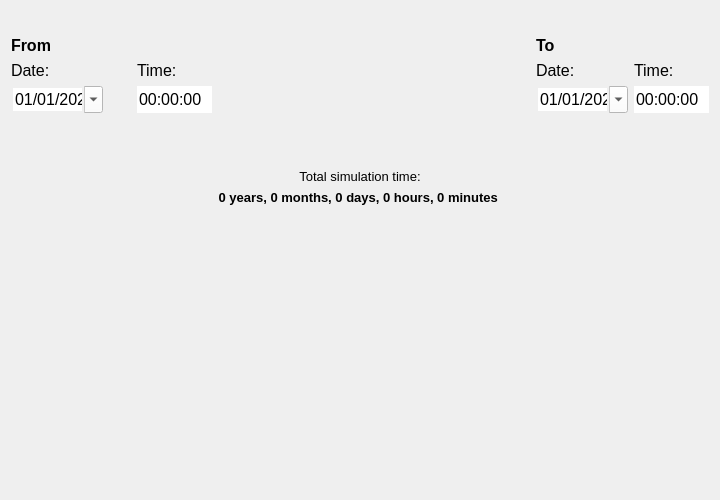
First picture: the form in threedi_api_qgis_client/ui/page_duration.ui, repository nens/threedi-api-qgis-client, before the edit.
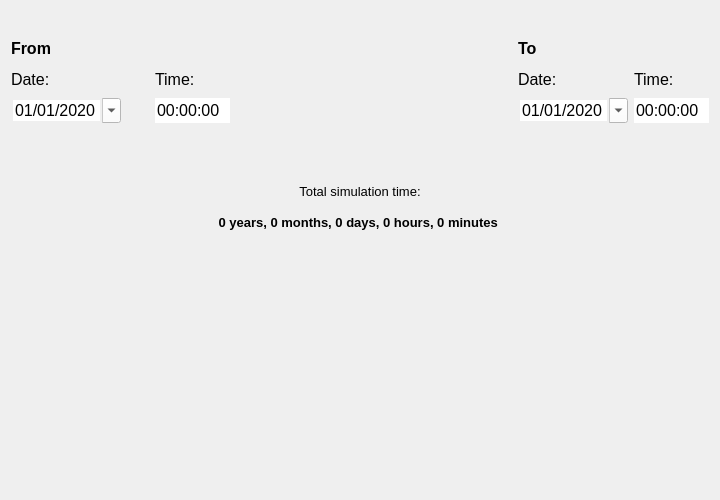
Second picture: the form after the edit.

Diff of the .ui file:
```diff
--- a/threedi_api_qgis_client/ui/page_duration.ui
+++ b/threedi_api_qgis_client/ui/page_duration.ui
@@ -14,7 +14,7 @@
    </rect>
   </property>
   <property name="sizePolicy">
-   <sizepolicy hsizetype="Fixed" vsizetype="Minimum">
+   <sizepolicy hsizetype="Preferred" vsizetype="Minimum">
     <horstretch>0</horstretch>
     <verstretch>0</verstretch>
    </sizepolicy>
@@ -43,6 +43,18 @@
        <verstretch>0</verstretch>
       </sizepolicy>
      </property>
+     <property name="minimumSize">
+      <size>
+       <width>110</width>
+       <height>25</height>
+      </size>
+     </property>
+     <property name="maximumSize">
+      <size>
+       <width>110</width>
+       <height>25</height>
+      </size>
+     </property>
      <property name="font">
       <font>
        <family>Segoe UI</family>
@@ -56,6 +68,18 @@
    </item>
    <item row="2" column="5">
     <widget class="QLabel" name="label_10">
+     <property name="minimumSize">
+      <size>
+       <width>110</width>
+       <height>25</height>
+      </size>
+     </property>
+     <property name="maximumSize">
+      <size>
+       <width>110</width>
+       <height>25</height>
+      </size>
+     </property>
      <property name="font">
       <font>
        <family>Segoe UI</family>
@@ -103,6 +127,18 @@
    </item>
    <item row="4" column="0">
     <widget class="QDateEdit" name="date_from">
+     <property name="minimumSize">
+      <size>
+       <width>110</width>
+       <height>25</height>
+      </size>
+     </property>
+     <property name="maximumSize">
+      <size>
+       <width>110</width>
+       <height>25</height>
+      </size>
+     </property>
      <property name="font">
       <font>
        <family>Segoe UI</family>
@@ -135,6 +171,18 @@
    </item>
    <item row="4" column="5">
     <widget class="QDateEdit" name="date_to">
+     <property name="minimumSize">
+      <size>
+       <width>110</width>
+       <height>25</height>
+      </size>
+     </property>
+     <property name="maximumSize">
+      <size>
+       <width>110</width>
+       <height>25</height>
+      </size>
+     </property>
      <property name="font">
       <font>
        <family>Segoe UI</family>
@@ -173,6 +221,18 @@
        <verstretch>0</verstretch>
       </sizepolicy>
      </property>
+     <property name="minimumSize">
+      <size>
+       <width>0</width>
+       <height>25</height>
+      </size>
+     </property>
+     <property name="maximumSize">
+      <size>
+       <width>16777215</width>
+       <height>25</height>
+      </size>
+     </property>
      <property name="font">
       <font>
        <family>Segoe UI</family>
@@ -191,6 +251,18 @@
    </item>
    <item row="4" column="3">
     <widget class="QTimeEdit" name="time_from">
+     <property name="minimumSize">
+      <size>
+       <width>75</width>
+       <height>25</height>
+      </size>
+     </property>
+     <property name="maximumSize">
+      <size>
+       <width>75</width>
+       <height>25</height>
+      </size>
+     </property>
      <property name="font">
       <font>
        <family>Segoe UI</family>
@@ -222,6 +294,18 @@
        <verstretch>0</verstretch>
       </sizepolicy>
      </property>
+     <property name="minimumSize">
+      <size>
+       <width>0</width>
+       <height>25</height>
+      </size>
+     </property>
+     <property name="maximumSize">
+      <size>
+       <width>16777215</width>
+       <height>25</height>
+      </size>
+     </property>
      <property name="font">
       <font>
        <family>Segoe UI</family>
@@ -289,6 +373,18 @@
    </item>
    <item row="2" column="0">
     <widget class="QLabel" name="label_3">
+     <property name="minimumSize">
+      <size>
+       <width>110</width>
+       <height>25</height>
+      </size>
+     </property>
+     <property name="maximumSize">
+      <size>
+       <width>110</width>
+       <height>25</height>
+      </size>
+     </property>
      <property name="font">
       <font>
        <family>Segoe UI</family>
@@ -310,6 +406,18 @@
        <verstretch>0</verstretch>
       </sizepolicy>
      </property>
+     <property name="minimumSize">
+      <size>
+       <width>75</width>
+       <height>25</height>
+      </size>
+     </property>
+     <property name="maximumSize">
+      <size>
+       <width>75</width>
+       <height>25</height>
+      </size>
+     </property>
      <property name="font">
       <font>
        <family>Segoe UI</family>
@@ -336,6 +444,18 @@
        <verstretch>0</verstretch>
       </sizepolicy>
      </property>
+     <property name="minimumSize">
+      <size>
+       <width>75</width>
+       <height>25</height>
+      </size>
+     </property>
+     <property name="maximumSize">
+      <size>
+       <width>75</width>
+       <height>25</height>
+      </size>
+     </property>
      <property name="font">
       <font>
        <family>Segoe UI</family>
@@ -349,6 +469,18 @@
    </item>
    <item row="4" column="6">
     <widget class="QTimeEdit" name="time_to">
+     <property name="minimumSize">
+      <size>
+       <width>75</width>
+       <height>25</height>
+      </size>
+     </property>
+     <property name="maximumSize">
+      <size>
+       <width>75</width>
+       <height>25</height>
+      </size>
+     </property>
      <property name="font">
       <font>
        <family>Segoe UI</family>
@@ -380,6 +512,18 @@
        <verstretch>0</verstretch>
       </sizepolicy>
      </property>
+     <property name="minimumSize">
+      <size>
+       <width>110</width>
+       <height>25</height>
+      </size>
+     </property>
+     <property name="maximumSize">
+      <size>
+       <width>110</width>
+       <height>25</height>
+      </size>
+     </property>
      <property name="font">
       <font>
        <family>Segoe UI</family>
```
